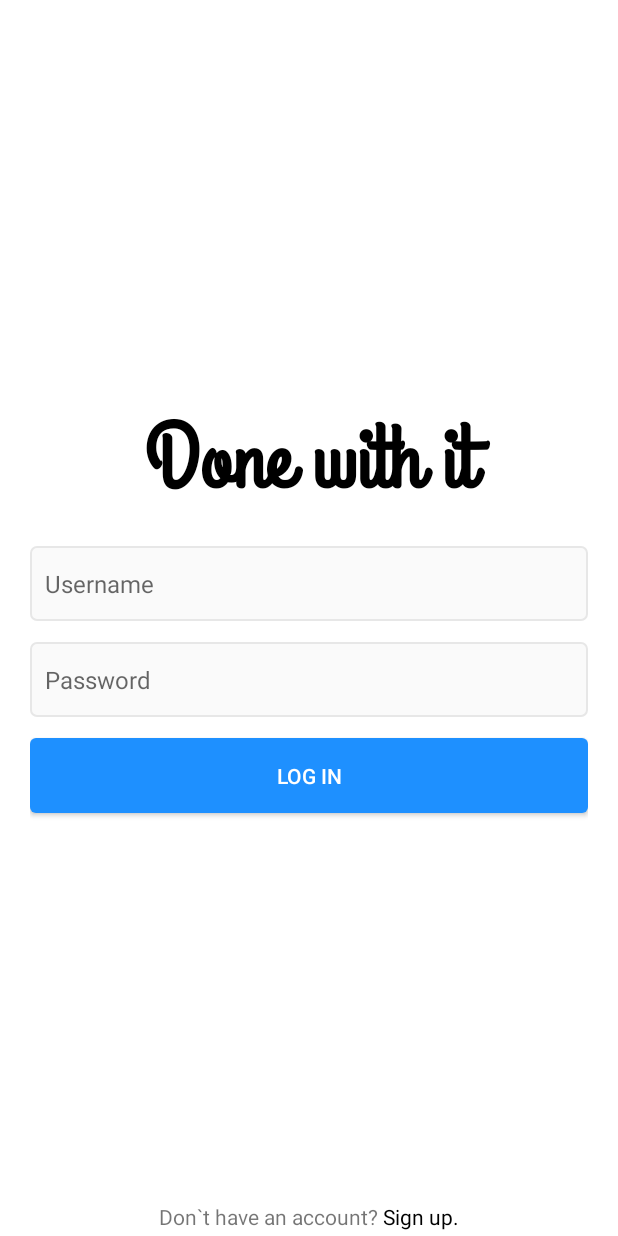
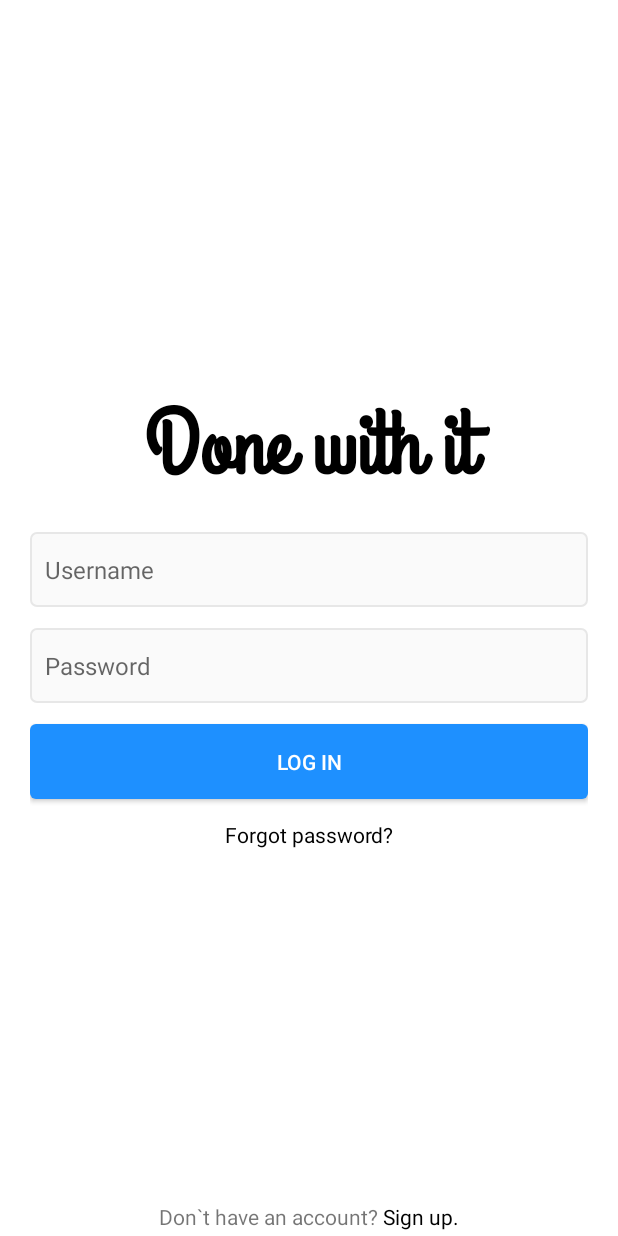
Before and after one commit to ArtemBurakov/todo, an Android app: the screen it shows after launch (LoginActivity), on a phone screen of 412 x 824 dp. Run offline under Robolectric (Android 15) with nearby library versions, the phone set to English and light mode, and no system bars; our stand-ins replace navigation-ui.

Commit message:
Added TextView to log in activity.

```diff
--- a/app/src/main/res/layout/activity_login.xml
+++ b/app/src/main/res/layout/activity_login.xml
@@ -55,6 +55,13 @@
                 android:text="Log in"
                 android:textColor="#ffffff"/>
 
+            <TextView
+                android:layout_width="match_parent"
+                android:layout_height="wrap_content"
+                android:gravity="center"
+                android:text="Forgot password?"
+                android:textColor="#000000"/>
+
         </LinearLayout>
 
         <RelativeLayout
```
